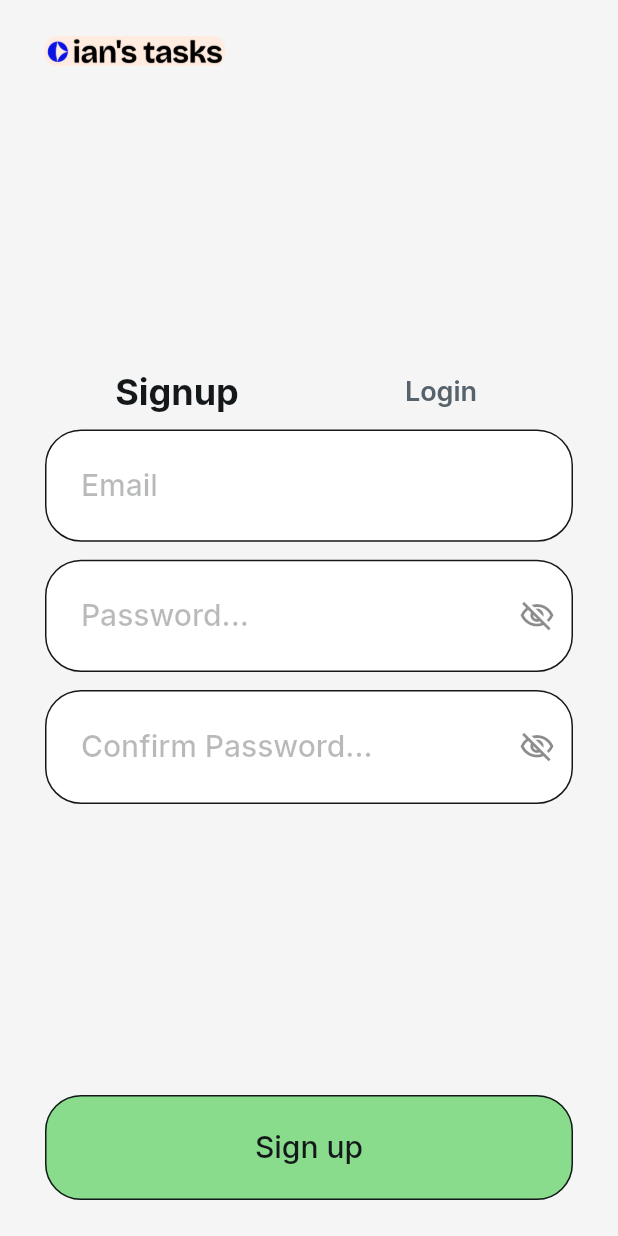
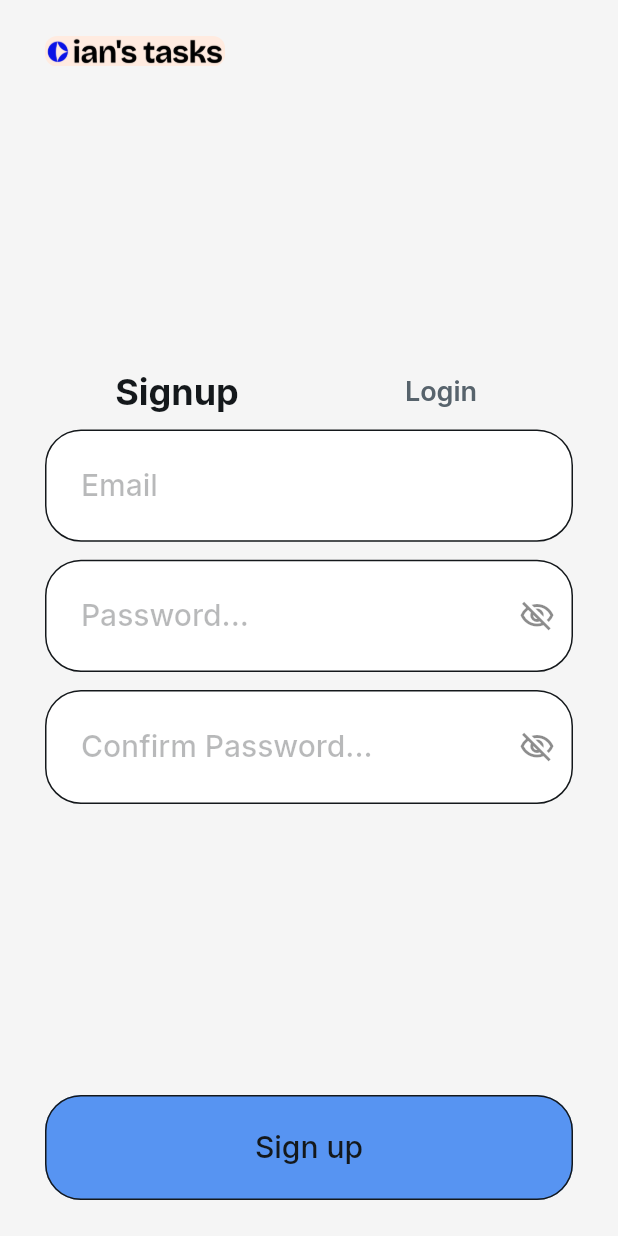
Before and after one commit to ggrosso777/TodoApp-FlutterFlow, a Flutter app: the OnboardingWidget screen opened by its route, after a tap on "Complete Profile", after a tap on "Log Out", on a phone screen of 412 x 824 dp. Run offline on Flutter 3.47's test engine with Material 3 defaults, Android fonts, the phone set to English and light mode, and no system bars; drawn by our look-alikes of auto_size_text; our stand-ins replace cloud_firestore, easy_debounce, file_picker, firebase_auth, firebase_core, firebase_storage and 12 more; missing offline and left inert: json_path, mime_type; accounts and stored records are empty; network calls fail.

Commit message:
Updating to latest FlutterFlow output.

```diff
--- a/lib/completed/completed_widget.dart
+++ b/lib/completed/completed_widget.dart
@@ -204,7 +204,7 @@ class _CompletedWidgetState extends State<CompletedWidget> {
                             16.0, 0.0, 16.0, 0.0),
                         iconPadding:
                             EdgeInsetsDirectional.fromSTEB(0.0, 0.0, 0.0, 0.0),
-                        color: FlutterFlowTheme.of(context).primary,
+                        color: FlutterFlowTheme.of(context).secondary,
                         textStyle: FlutterFlowTheme.of(context)
                             .labelMedium
                             .override(
--- a/lib/components/add_task_widget.dart
+++ b/lib/components/add_task_widget.dart
@@ -312,7 +312,7 @@ class _AddTaskWidgetState extends State<AddTaskWidget> {
                 height: 70.0,
                 padding: EdgeInsetsDirectional.fromSTEB(16.0, 0.0, 16.0, 0.0),
                 iconPadding: EdgeInsetsDirectional.fromSTEB(0.0, 0.0, 0.0, 0.0),
-                color: FlutterFlowTheme.of(context).primary,
+                color: FlutterFlowTheme.of(context).secondary,
                 textStyle: FlutterFlowTheme.of(context).labelMedium.override(
                       font: GoogleFonts.inter(
                         fontWeight:
--- a/lib/details/details_widget.dart
+++ b/lib/details/details_widget.dart
@@ -463,7 +463,7 @@ class _DetailsWidgetState extends State<DetailsWidget> {
                                       16.0, 0.0, 16.0, 0.0),
                                   iconPadding: EdgeInsetsDirectional.fromSTEB(
                                       0.0, 0.0, 0.0, 0.0),
-                                  color: FlutterFlowTheme.of(context).primary,
+                                  color: FlutterFlowTheme.of(context).secondary,
                                   textStyle: FlutterFlowTheme.of(context)
                                       .labelMedium
                                       .override(
--- a/lib/login/login_widget.dart
+++ b/lib/login/login_widget.dart
@@ -1110,7 +1110,7 @@ class _LoginWidgetState extends State<LoginWidget>
                                   16.0, 0.0, 16.0, 0.0),
                               iconPadding: EdgeInsetsDirectional.fromSTEB(
                                   0.0, 0.0, 0.0, 0.0),
-                              color: FlutterFlowTheme.of(context).primary,
+                              color: FlutterFlowTheme.of(context).secondary,
                               textStyle: FlutterFlowTheme.of(context)
                                   .labelMedium
                                   .override(
@@ -1191,7 +1191,7 @@ class _LoginWidgetState extends State<LoginWidget>
                                   16.0, 0.0, 16.0, 0.0),
                               iconPadding: EdgeInsetsDirectional.fromSTEB(
                                   0.0, 0.0, 0.0, 0.0),
-                              color: FlutterFlowTheme.of(context).primary,
+                              color: FlutterFlowTheme.of(context).secondary,
                               textStyle: FlutterFlowTheme.of(context)
                                   .labelMedium
                                   .override(
--- a/lib/onboarding/onboarding_widget.dart
+++ b/lib/onboarding/onboarding_widget.dart
@@ -606,7 +606,7 @@ class _OnboardingWidgetState extends State<OnboardingWidget> {
                             16.0, 0.0, 16.0, 0.0),
                         iconPadding:
                             EdgeInsetsDirectional.fromSTEB(0.0, 0.0, 0.0, 0.0),
-                        color: FlutterFlowTheme.of(context).primary,
+                        color: FlutterFlowTheme.of(context).secondary,
                         textStyle: FlutterFlowTheme.of(context)
                             .labelMedium
                             .override(
--- a/lib/tasks/tasks_widget.dart
+++ b/lib/tasks/tasks_widget.dart
@@ -223,7 +223,7 @@ class _TasksWidgetState extends State<TasksWidget> {
                             16.0, 0.0, 16.0, 0.0),
                         iconPadding:
                             EdgeInsetsDirectional.fromSTEB(0.0, 0.0, 0.0, 0.0),
-                        color: FlutterFlowTheme.of(context).primary,
+                        color: FlutterFlowTheme.of(context).secondary,
                         textStyle: FlutterFlowTheme.of(context)
                             .labelMedium
                             .override(
```
